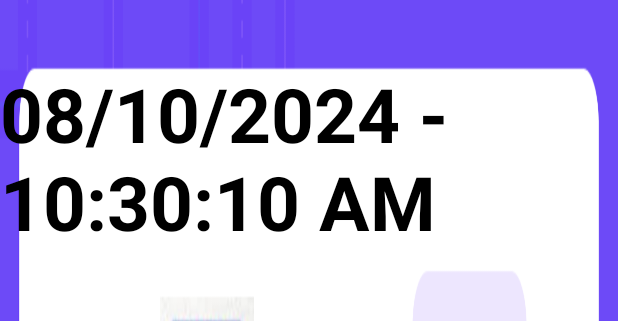
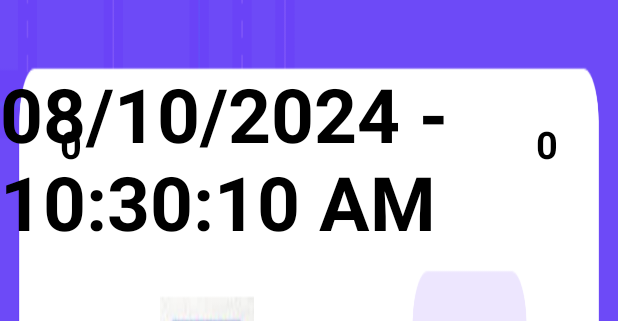
Before and after one commit to janorvi/lola, an Android app: the layout fragment_payment.xml on its own in the app's theme, with its tools: preview values and no code run, on a phone screen of 412 x 824 dp. Shown: the top 321 px of the screen. Run offline under Robolectric (Android 15) with nearby library versions, the phone set to English and light mode, and no system bars; plain views replace DecoratedBarcodeView.

Commit message:
add changes related to howen cameras

```diff
--- a/app/src/main/java/com/example/lolaecu/core/utils/Constants.kt
+++ b/app/src/main/java/com/example/lolaecu/core/utils/Constants.kt
@@ -30,7 +30,7 @@ object Constants {
     const val NXP_LIBRARY_KEY = "f4a19a1cd0dc00693ea4da785cef71f9"
 //    private const val LOLA_URL_IP = "api-validator-v1.valliu.co"
 
-    private const val LOLA_URL_IP = "preciso.valliu.co"
+    private const val LOLA_URL_IP = "quito.valliu.co"
     const val LOLA_API_URL = "https://$LOLA_URL_IP/api/"
 
     const val API_TOKEN = "FOSnfNmi7AdqdJq2NOOc3rvDsFrWrHwkF4HSthaK"
--- a/app/src/main/res/layout/fragment_payment.xml
+++ b/app/src/main/res/layout/fragment_payment.xml
@@ -84,6 +84,36 @@
         app:layout_constraintVertical_bias="0.58"
         tools:text="$2.000" />
 
+    <TextView
+        android:id="@+id/total_frames_text_view"
+        android:layout_width="wrap_content"
+        android:layout_height="wrap_content"
+        android:text="0"
+        android:textColor="#000"
+        android:textSize="25sp"
+        android:textStyle="bold"
+        app:layout_constraintBottom_toBottomOf="parent"
+        app:layout_constraintEnd_toEndOf="parent"
+        app:layout_constraintStart_toStartOf="parent"
+        app:layout_constraintTop_toTopOf="parent"
+        app:layout_constraintHorizontal_bias="0.1"
+        app:layout_constraintVertical_bias="0.1"/>
+
+    <TextView
+        android:id="@+id/pending_frames_text_view"
+        android:layout_width="wrap_content"
+        android:layout_height="wrap_content"
+        android:text="0"
+        android:textColor="#000"
+        android:textSize="25sp"
+        android:textStyle="bold"
+        app:layout_constraintBottom_toBottomOf="parent"
+        app:layout_constraintEnd_toEndOf="parent"
+        app:layout_constraintStart_toStartOf="parent"
+        app:layout_constraintTop_toTopOf="parent"
+        app:layout_constraintHorizontal_bias="0.9"
+        app:layout_constraintVertical_bias="0.1"/>
+
     <com.journeyapps.barcodescanner.DecoratedBarcodeView
         android:id="@+id/zxing_barcode_scanner"
         android:layout_width="215dp"
```
Also changed, not shown: app/src/main/java/com/example/lolaecu/data/repository/FramesRepository.kt (+9 -0 lines), app/src/main/java/com/example/lolaecu/ui/MainActivity.kt (+4 -5 lines), app/src/main/java/com/example/lolaecu/ui/view/PaymentFragment.kt (+14 -0 lines), app/src/main/java/com/example/lolaecu/ui/viewmodel/ConfigViewModel.kt (+14 -2 lines), app/src/main/java/com/example/lolaecu/ui/viewmodel/FramesViewModel.kt (+20 -1 lines), 1 other file.
